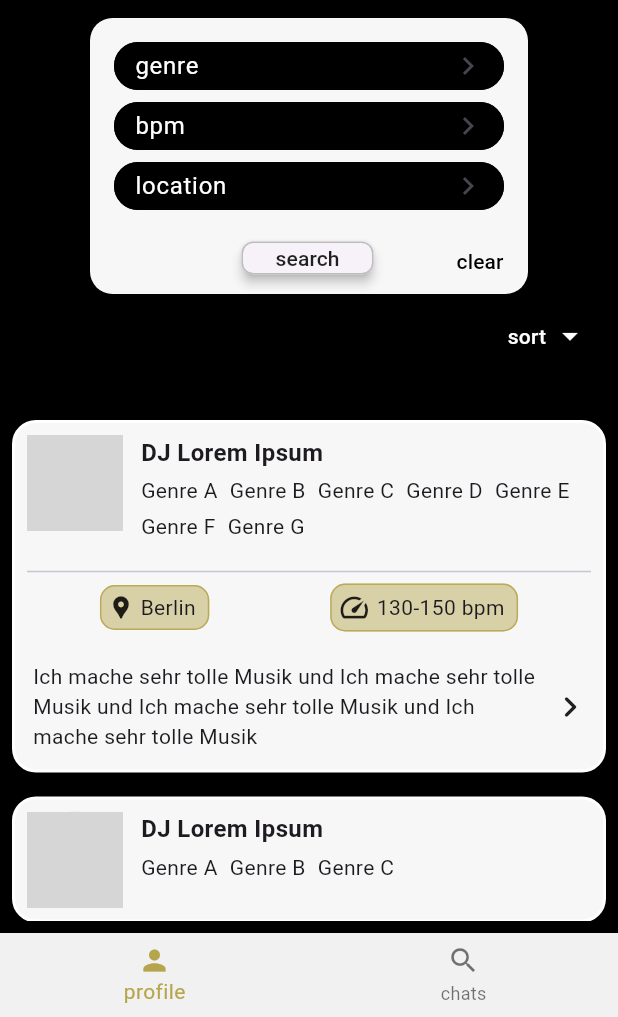
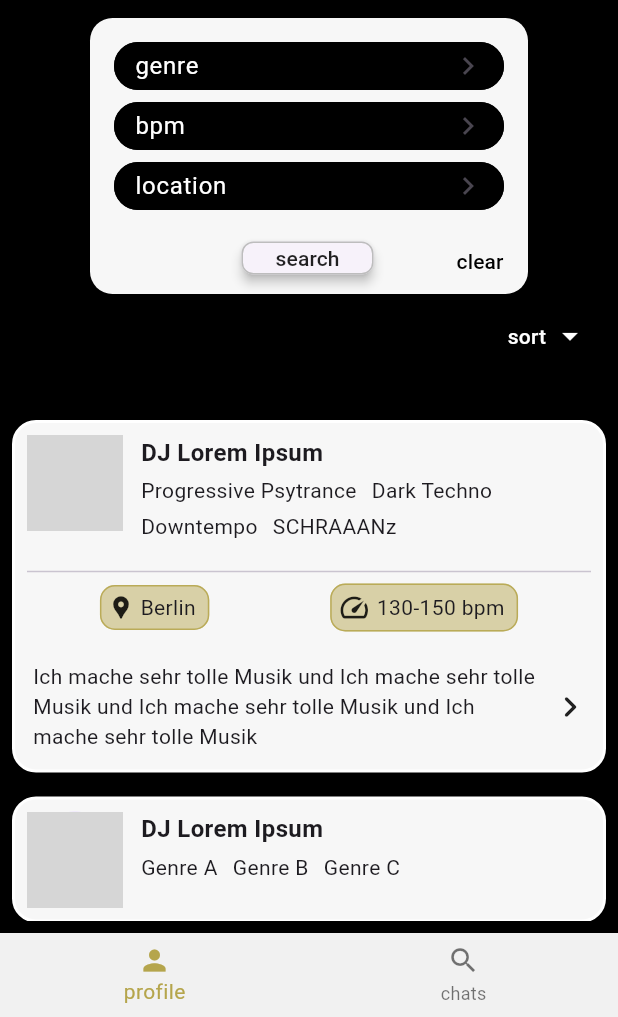
Before and after one commit to b0esche/coding-101, a Flutter app: the screen it shows after launch, after a tap on "DJ Lorem Ipsum", on a phone screen of 412 x 824 dp, the part 219-1236 px from its top. Run offline on Flutter 3.47's test engine with Material 3 defaults, Android fonts, the phone set to English and light mode, and no system bars; network calls fail; grey boxes are pictures that could not be loaded.

Commit message:
cut useless toString funcs

```diff
--- a/Flutter/gig_hub/lib/main.dart
+++ b/Flutter/gig_hub/lib/main.dart
@@ -25,13 +25,10 @@ class MainApp extends StatelessWidget {
         set2Url: "set2Url",
         info: "info",
         genres: [
-          "Genre A",
-          "Genre B",
-          "Genre C",
-          "Genre D",
-          "Genre E",
-          "Genre F",
-          "Genre G",
+          "Progressive Psytrance",
+          "Dark Techno",
+          "Downtempo",
+          "SCHRAAANz",
         ],
         bpmMin: 130,
         bpmMax: 150,
--- a/Flutter/gig_hub/lib/search_list_tile.dart
+++ b/Flutter/gig_hub/lib/search_list_tile.dart
@@ -65,7 +65,7 @@ class _SearchListTileState extends State<SearchListTile> {
                         overflow: TextOverflow.ellipsis,
                       ),
                       const SizedBox(height: 4),
-                      Wrap(spacing: 8, runSpacing: 4, children: widget.genres),
+                      Wrap(spacing: 10, runSpacing: 4, children: widget.genres),
                     ],
                   ),
                 ),
@@ -163,7 +163,7 @@ class _SearchListTileState extends State<SearchListTile> {
                                                     0,
                                                   ),
                                               child: Text(
-                                                "${widget.bpmMin.toString()}-${widget.bpmMax.toString()} bpm",
+                                                "${widget.bpmMin}-${widget.bpmMax} bpm",
                                               ),
                                             ),
                                           ],
```
